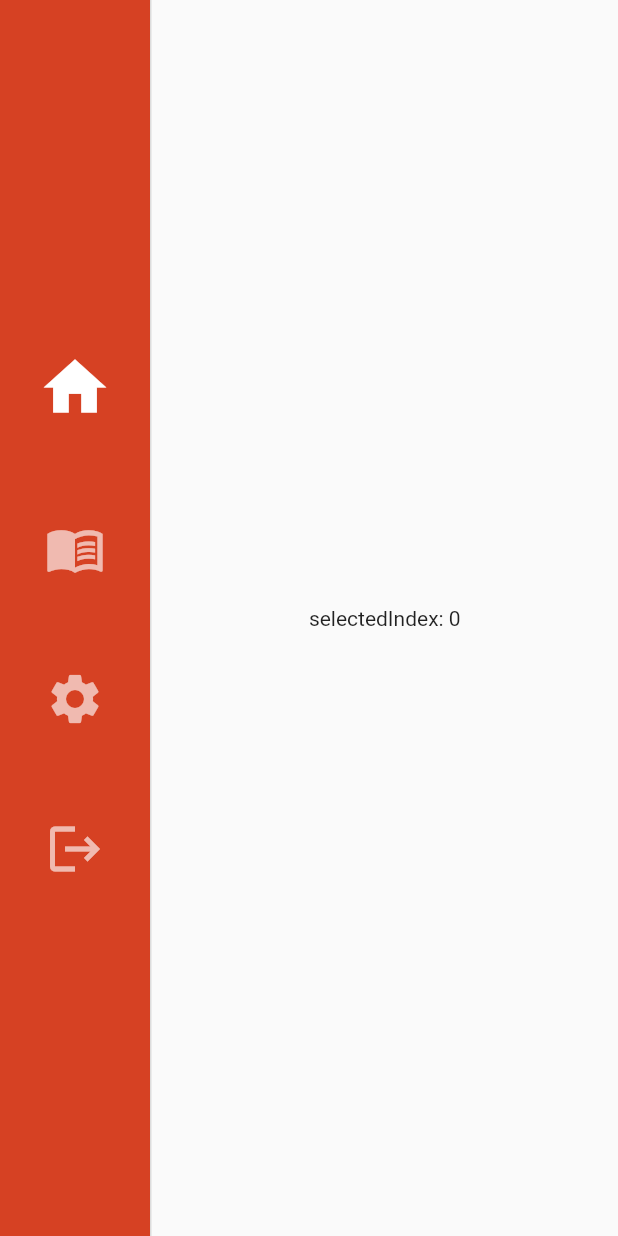
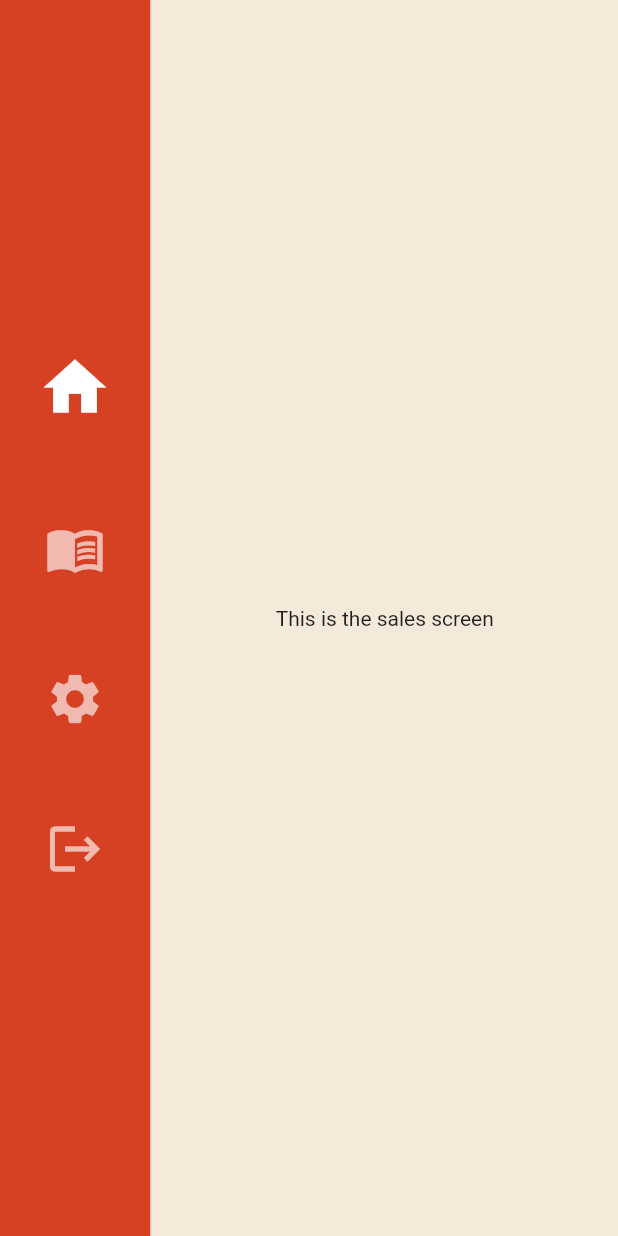
Before and after one commit to imcrisanto/sales-dashboard, a Flutter app: the DashboardScreen screen opened directly, on a phone screen of 412 x 824 dp. Run offline on Flutter 3.47's test engine with Material 2 defaults, Android fonts, the light colour scheme and no system bars.

Commit message:
place holder

```diff
--- a/lib/screens/costs_screen.dart
+++ b/lib/screens/costs_screen.dart
@@ -0,0 +1,10 @@
+import 'package:flutter/material.dart';
+
+class CostScreen extends StatelessWidget {
+  const CostScreen({Key? key}) : super(key: key);
+
+  @override
+  Widget build(BuildContext context) {
+    return const Center(child: Text('This is the cost screen'));
+  }
+}
--- a/lib/screens/dashboard_screen.dart
+++ b/lib/screens/dashboard_screen.dart
@@ -1,5 +1,14 @@
 import 'package:flutter/material.dart';
 import 'package:sales_dashboard/main.dart';
+import 'costs_screen.dart';
+import 'sales_screen.dart';
+import 'recipe_screen.dart';
+
+final pages = <Widget>[
+  SalesScreen(),
+  RecipeScreen(),
+  CostScreen(),
+];
 
 class DashboardScreen extends StatefulWidget {
   const DashboardScreen({Key? key}) : super(key: key);
@@ -13,6 +22,7 @@ class _DashboardScreenState extends State<DashboardScreen> {
   @override
   Widget build(BuildContext context) {
     return Scaffold(
+      backgroundColor: const Color(0xffF5E9D9),
       body: Row(
         children: <Widget>[
           NavigationRail(
@@ -66,8 +76,9 @@ class _DashboardScreenState extends State<DashboardScreen> {
           // This is the main content.
           Expanded(
             child: Center(
-              child: Text('selectedIndex: $_selectedIndex'),
-            ),
+                child: pages[
+                    _selectedIndex] //Text('selectedIndex: $_selectedIndex'),
+                ),
           )
         ],
       ),
--- a/lib/screens/sales_screen.dart
+++ b/lib/screens/sales_screen.dart
@@ -0,0 +1,10 @@
+import 'package:flutter/material.dart';
+
+class SalesScreen extends StatelessWidget {
+  const SalesScreen({Key? key}) : super(key: key);
+
+  @override
+  Widget build(BuildContext context) {
+    return const Center(child: Text('This is the sales screen'));
+  }
+}
```
